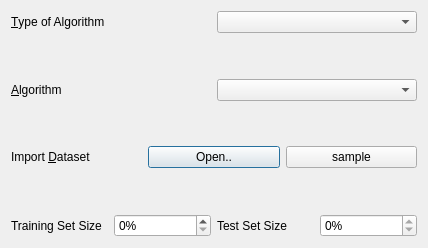
Old version of the form ui_predit.ui in the repository abhinavk123/PredIt.
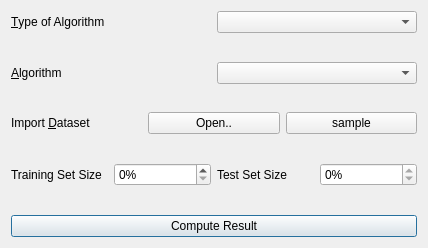
New version of the form.

Commit message: updated GUI and add open file function

Patch:
```diff
--- a/ui_predit.ui
+++ b/ui_predit.ui
@@ -26,6 +26,16 @@
    <string>PredIt</string>
   </property>
   <layout class="QGridLayout" name="gridLayout_5">
+   <item row="8" column="0">
+    <widget class="QPushButton" name="resultbutton">
+     <property name="enabled">
+      <bool>true</bool>
+     </property>
+     <property name="text">
+      <string>Compute Result</string>
+     </property>
+    </widget>
+   </item>
    <item row="1" column="0">
     <spacer name="verticalSpacer">
      <property name="orientation">
@@ -176,6 +186,19 @@
      </property>
     </spacer>
    </item>
+   <item row="7" column="0">
+    <spacer name="verticalSpacer_4">
+     <property name="orientation">
+      <enum>Qt::Vertical</enum>
+     </property>
+     <property name="sizeHint" stdset="0">
+      <size>
+       <width>20</width>
+       <height>40</height>
+      </size>
+     </property>
+    </spacer>
+   </item>
   </layout>
  </widget>
  <tabstops>
```
Left out of the diff: 34 changed lines with no effect on the pictures. The commit also changes 2 other files.
